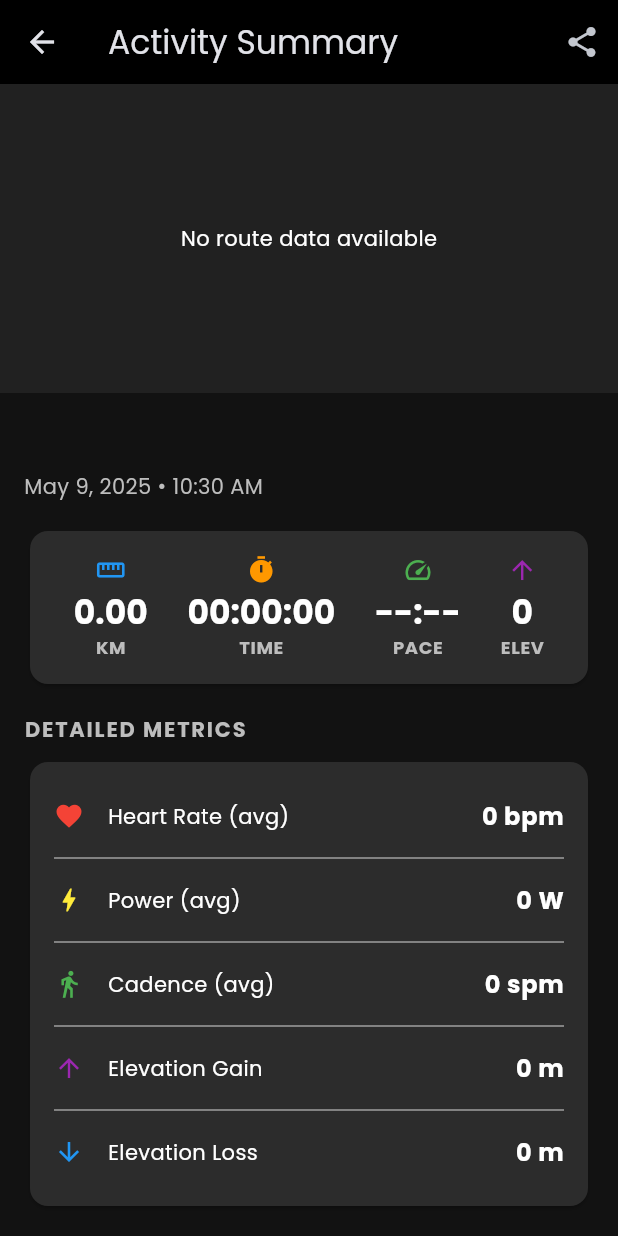
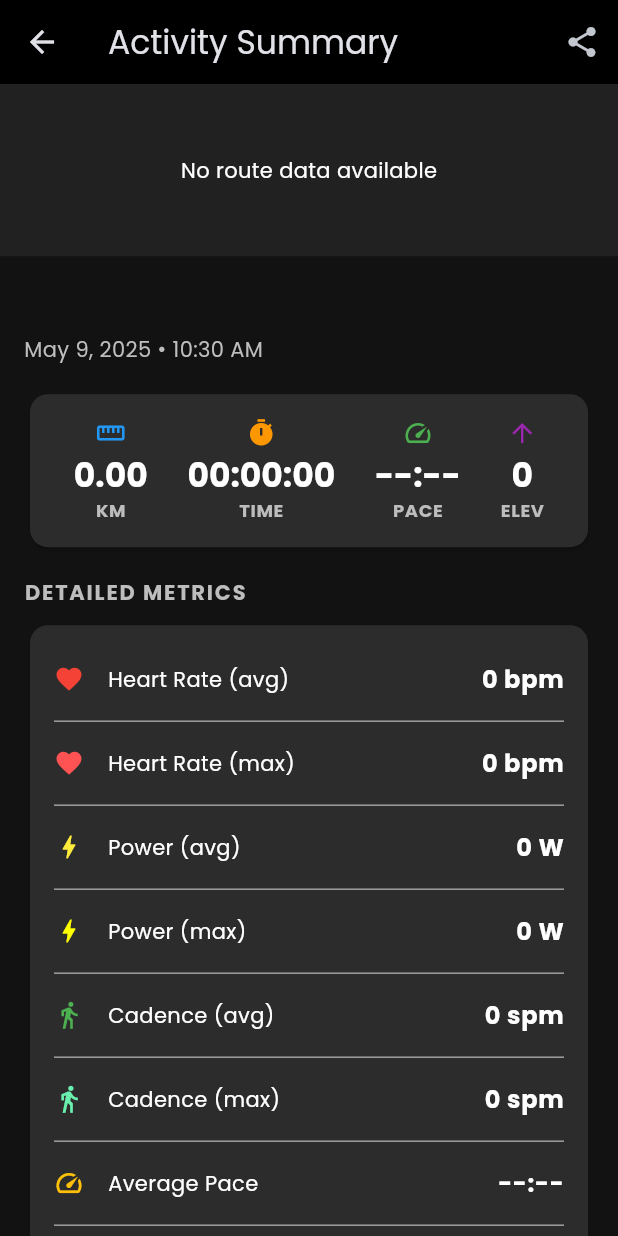
Before and after one commit to jtlab-studio/volt_flutter, a Flutter app: the ActivitySummaryScreen screen opened directly with empty values, on a phone screen of 412 x 824 dp. Run offline on Flutter 3.47's test engine with Material 3 defaults, Android fonts, the phone set to English and light mode, and no system bars; our stand-ins replace flutter_blue_plus, flutter_map, flutter_riverpod, flutter_secure_storage, geolocator, latlong2 and 6 more; accounts and stored records are empty.

Commit message:
we'll see

```diff
--- a/lib/features/run_tracker/screens/activity_summary_screen.dart
+++ b/lib/features/run_tracker/screens/activity_summary_screen.dart
@@ -3,6 +3,7 @@ import 'package:flutter/material.dart';
 import 'package:flutter_map/flutter_map.dart';
 import 'package:latlong2/latlong.dart';
 import 'package:share_plus/share_plus.dart';
+import 'dart:math' as math;
 
 import '../models/activity.dart';
 import '../models/sensor_reading.dart';
@@ -21,7 +22,8 @@ class ActivitySummaryScreen extends StatelessWidget {
   Widget build(BuildContext context) {
     // Calculate optimal map dimensions
     final screenHeight = MediaQuery.of(context).size.height;
-    final mapHeight = screenHeight * 0.25; // 25% of screen height for map
+    // Reduce map height to 20% of screen height (was 25%)
+    final mapHeight = screenHeight * 0.2;
 
     return Scaffold(
       backgroundColor: const Color(0xFF121212),
@@ -55,8 +57,8 @@ class ActivitySummaryScreen extends StatelessWidget {
             // Action buttons
             _buildActionButtons(context),
 
-            // Space at bottom
-            SizedBox(height: MediaQuery.of(context).padding.bottom),
+            // Space at bottom for safety
+            SizedBox(height: MediaQuery.of(context).padding.bottom + 10),
           ],
         ),
       ),
@@ -65,11 +67,14 @@ class ActivitySummaryScreen extends StatelessWidget {
 
   // Build activity map with route - IMPROVED
   Widget _buildActivityMap(BuildContext context, double height) {
+    // Reduce height by 50px to move map upwards
+    final adjustedHeight = height - 50;
+
     // Skip map if no route points
     if (activity.routePoints.isEmpty) {
       return Container(
         width: double.infinity,
-        height: height,
+        height: adjustedHeight, // Use adjusted height
         color: Colors.grey[900],
         child: const Center(
           child: Text(
@@ -105,8 +110,8 @@ class ActivitySummaryScreen extends StatelessWidget {
       double lat1 = minLat * (3.14159 / 180.0);
       double lat2 = maxLat * (3.14159 / 180.0);
 
-      double a = dLat * dLat + dLon * dLon * Math.cos(lat1) * Math.cos(lat2);
-      double c = 2 * Math.atan2(Math.sqrt(a), Math.sqrt(1 - a));
+      double a = dLat * dLat + dLon * dLon * math.cos(lat1) * math.cos(lat2);
+      double c = 2 * math.atan2(math.sqrt(a), math.sqrt(1 - a));
       double distance = earthRadius * c;
 
       // Adjust zoom based on distance
@@ -125,7 +130,7 @@ class ActivitySummaryScreen extends StatelessWidget {
 
     return SizedBox(
       width: double.infinity,
-      height: height,
+      height: adjustedHeight, // Use adjusted height
       child: ClipRRect(
         borderRadius: const BorderRadius.vertical(
           bottom: Radius.circular(12),
@@ -165,16 +170,26 @@ class ActivitySummaryScreen extends StatelessWidget {
     );
   }
 
-  // Calculate center of route for map - UNCHANGED
+  // Calculate center of route for map - FIXED to no longer default to San Francisco
   LatLng _calculateCenter() {
     if (activity.routePoints.isEmpty) {
-      return const LatLng(0, 0); // Default
+      // Default to user's location or a neutral spot - use London instead of San Francisco
+      return const LatLng(51.509865, -0.118092);
     }
 
     // Use center point of route
     if (activity.routePoints.length > 1) {
-      final midIndex = activity.routePoints.length ~/ 2;
-      return activity.routePoints[midIndex];
+      // Calculate the actual center of all points for a better map view
+      double sumLat = 0;
+      double sumLng = 0;
+
+      for (final point in activity.routePoints) {
+        sumLat += point.latitude;
+        sumLng += point.longitude;
+      }
+
+      return LatLng(sumLat / activity.routePoints.length,
+          sumLng / activity.routePoints.length);
     }
 
     // If only one point, return it
@@ -351,7 +366,7 @@ class ActivitySummaryScreen extends StatelessWidget {
     );
   }
 
-  // Build detailed metrics section - UNCHANGED
+  // Build detailed metrics section - UPDATED to show averages
   Widget _buildDetailedMetrics(BuildContext context) {
     return Padding(
       padding: const EdgeInsets.fromLTRB(16.0, 0, 16.0, 16.0),
@@ -385,6 +400,18 @@ class ActivitySummaryScreen extends StatelessWidget {
                     iconColor: Colors.red,
                   ),
 
+                  // Maximum Heart Rate
+                  if (activity.maxHeartRate != null) ...[
+                    const Divider(color: Colors.grey),
+                    _buildMetricRow(
+                      context: context,
+                      label: 'Heart Rate (max)',
+                      value: '${activity.maxHeartRate} bpm',
+                      icon: Icons.favorite,
+                      iconColor: Colors.redAccent,
+                    ),
+                  ],
+
                   const Divider(color: Colors.grey),
 
                   // Power metrics
@@ -396,6 +423,18 @@ class ActivitySummaryScreen extends StatelessWidget {
                     iconColor: Colors.yellow,
                   ),
 
+                  // Maximum Power
+                  if (activity.maxPower != null) ...[
+                    const Divider(color: Colors.grey),
+                    _buildMetricRow(
+                      context: context,
+                      label: 'Power (max)',
+                      value: '${activity.maxPower} W',
+                      icon: Icons.bolt,
+                      iconColor: Colors.yellowAccent,
+                    ),
+                  ],
+
                   const Divider(color: Colors.grey),
 
                   // Cadence metrics
@@ -405,6 +444,30 @@ class ActivitySummaryScreen extends StatelessWidget {
                     value: '${activity.averageCadence ?? '--'} spm',
                     icon: Icons.directions_walk,
                     iconColor: Colors.green,
+                  ),
+
+                  // Maximum Cadence
+                  if (activity.maxCadence != null) ...[
+                    const Divider(color: Colors.grey),
+                    _buildMetricRow(
+                      context: context,
+                      label: 'Cadence (max)',
+                      value: '${activity.maxCadence} spm',
+                      icon: Icons.directions_walk,
+                      iconColor: Colors.greenAccent,
+                    ),
+                  ],
+
+                  const Divider(color: Colors.grey),
+
+                  // Pace metrics
+                  _buildMetricRow(
+                    context: context,
+                    label: 'Average Pace',
+                    value: SensorReading.formatPace(
+                        activity.averagePaceSecondsPerKm),
+                    icon: Icons.speed,
+                    iconColor: Colors.amber,
                   ),
 
                   const Divider(color: Colors.grey),
@@ -578,9 +641,9 @@ Tracked with Volt Running Tracker
   }
 }
 
-// Math helper for distance calculations
+// Math helper for distance calculations - FIXED with proper import
 class Math {
-  static double cos(double x) => dart.math.cos(x);
-  static double sqrt(double x) => dart.math.sqrt(x);
-  static double atan2(double y, double x) => dart.math.atan2(y, x);
+  static double cos(double x) => math.cos(x);
+  static double sqrt(double x) => math.sqrt(x);
+  static double atan2(double y, double x) => math.atan2(y, x);
 }
```
